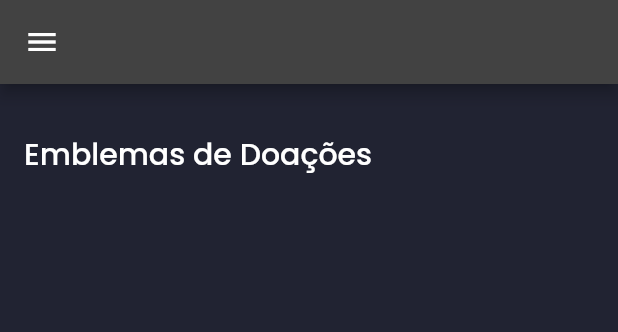
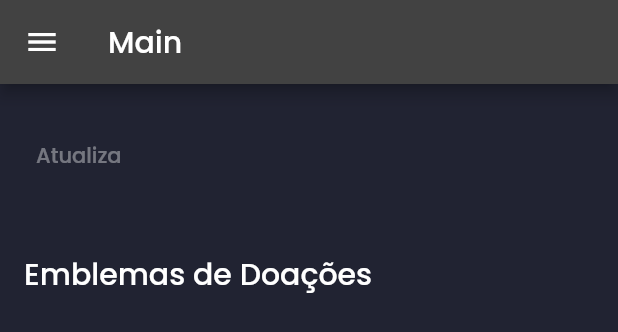
Before and after one commit to manga-easy/app_dashboard, a Flutter app: the MainPage widget shown alone on an empty page, opened directly, on a phone screen of 412 x 824 dp. Shown: the top 332 px of the screen. Run offline on Flutter 3.47's test engine with Material 2 defaults, Android fonts, the phone set to English and light mode, and no system bars; our stand-ins replace appwrite, dio, flutter_svg, get_it, google_fonts, hive_flutter; missing offline and left inert: dart_appwrite, sdk_manga_easy; accounts and stored records are empty; network calls fail; statements that could not run were skipped; project files that could hold a hidden picture were left out.

Commit message:
implements module na main screen

```diff
--- a/lib/modules/dashboard/controllers/dashboard_controller.dart
+++ b/lib/modules/dashboard/controllers/dashboard_controller.dart
@@ -9,6 +9,7 @@ class DashboardController extends IController {
   final Global global;
   final AppwriteAdmin appwriteAdmin;
   var emblemasDoadores = ValueNotifier(<Emblema>[]);
+  var status = ValueNotifier(StatusBuild.done);
 
   DashboardController({
     required this.global,
--- a/lib/modules/dashboard/views/main_screen.dart
+++ b/lib/modules/dashboard/views/main_screen.dart
@@ -2,6 +2,7 @@ import 'package:dashboard_manga_easy/core/config/app_theme.dart';
 import 'package:dashboard_manga_easy/main.dart';
 import 'package:dashboard_manga_easy/modules/dashboard/atoms/total_adquirido_atom.dart';
 import 'package:dashboard_manga_easy/modules/dashboard/controllers/dashboard_controller.dart';
+import 'package:dashboard_manga_easy/modules/dashboard/templates/modulo_page_template.dart';
 import 'package:dashboard_manga_easy/modules/dashboard/views/detalhes_emblemas_page.dart';
 import 'package:dashboard_manga_easy/modules/dashboard/widgets/side_menu.dart';
 import 'package:flutter/material.dart';
@@ -30,13 +31,11 @@ class _MainPageState extends State<MainPage> {
 
   @override
   Widget build(BuildContext context) {
-    return Scaffold(
-      drawer: const SideMenu(atual: MainPage.route),
-      appBar: AppBar(),
-      body: SafeArea(
-        child: SingleChildScrollView(
-          padding: const EdgeInsets.all(AppTheme.defaultPadding),
-          child: Column(
+    return ModuloPageTemplate(
+      route: MainPage.route,
+      statusBuild: ct.status.value,
+      itemBuilderLista: (context, inte) {
+        return Column(
           crossAxisAlignment: CrossAxisAlignment.start,
           children: [
             const SizedBox(height: AppTheme.defaultPadding),
@@ -65,8 +64,39 @@ class _MainPageState extends State<MainPage> {
                               width: 150,
                               height: 150,
                               color: AppTheme.secondaryColor,
-                                margin: const EdgeInsets.all(16),
-                                padding: const EdgeInsets.all(16),
+                              margin: const EdgeInsets.all(8),
+                              padding: const EdgeInsets.all(8),
+                              child: Column(
+                                mainAxisAlignment: MainAxisAlignment.spaceBetween,
+                                children: [
+                                  Text(e.name),
+                                  TotalAdquiridoAtom(future: ct.calculaTotalAdquirido(e.id!)),
+                                ],
+                              ),
+                            ),
+                          ))
+                      .toList(),
+                );
+              },
+            ),
+            ValueListenableBuilder(
+              valueListenable: ct.emblemasDoadores,
+              builder: (context, value, child) {
+                return Wrap(
+                  children: ct.emblemasDoadores.value
+                      .map((e) => InkWell(
+                            hoverColor: Colors.white,
+                            onTap: () => Navigator.pushNamed(
+                              context,
+                              DetalhesEmblemasPage.route,
+                              arguments: e,
+                            ),
+                            child: Container(
+                              width: 150,
+                              height: 150,
+                              color: AppTheme.secondaryColor,
+                              margin: const EdgeInsets.all(8),
+                              padding: const EdgeInsets.all(8),
                               child: Column(
                                 mainAxisAlignment: MainAxisAlignment.spaceBetween,
                                 children: [
@@ -81,9 +111,9 @@ class _MainPageState extends State<MainPage> {
               },
             ),
           ],
-          ),
-        ),
-      ),
+        );
+      },
+      listaItems: const [1],
     );
   }
 }
--- a/lib/modules/dashboard/widgets/side_menu.dart
+++ b/lib/modules/dashboard/widgets/side_menu.dart
@@ -17,7 +17,7 @@ class SideMenu extends StatelessWidget {
   @override
   Widget build(BuildContext context) {
     return Drawer(
-      child: ListView(
+      child: Column(
         children: [
           DrawerHeader(
             child: Image.asset(
```
Lines whose indentation alone changed are shown as unchanged.
